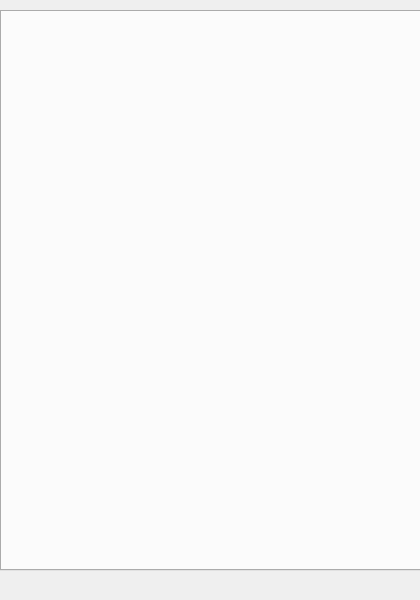
This is ui/chat-box.ui in berndhs/egalite as Qt 5 draws it before an edit. The edited form follows.
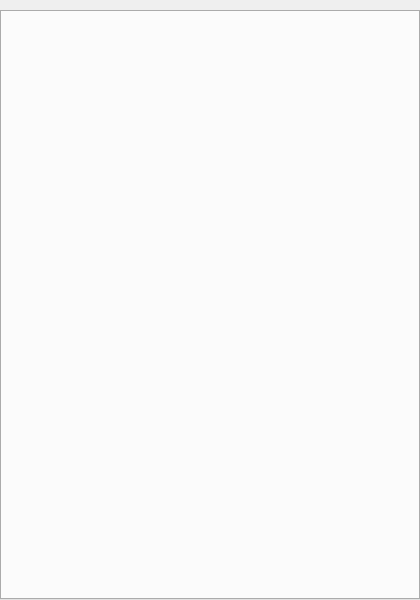
This is the edited form. Icons and pictures are not drawn.

Patch:
```diff
--- a/ui/chat-box.ui
+++ b/ui/chat-box.ui
@@ -22,8 +22,8 @@
     <rect>
      <x>0</x>
      <y>10</y>
-     <width>471</width>
-     <height>561</height>
+     <width>420</width>
+     <height>590</height>
     </rect>
    </property>
   </widget>
```
